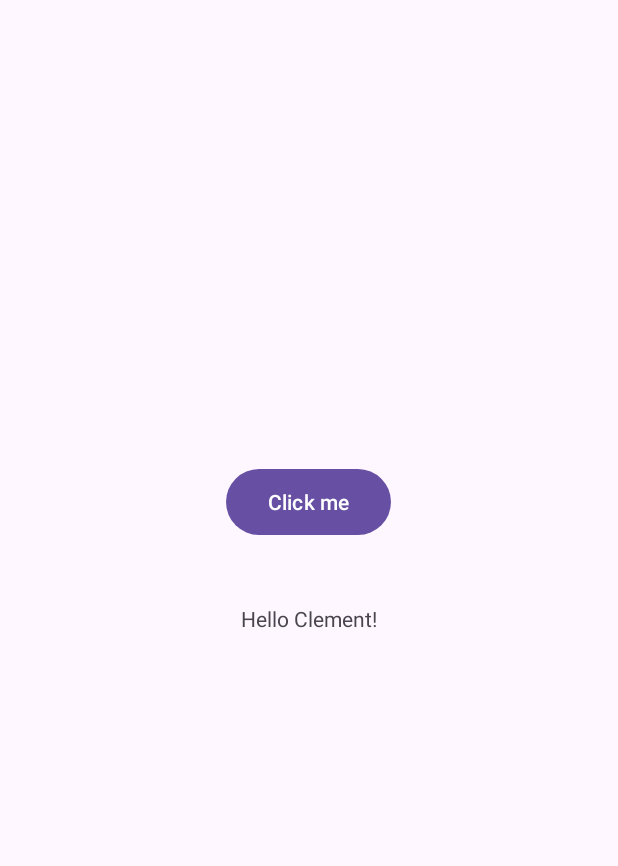
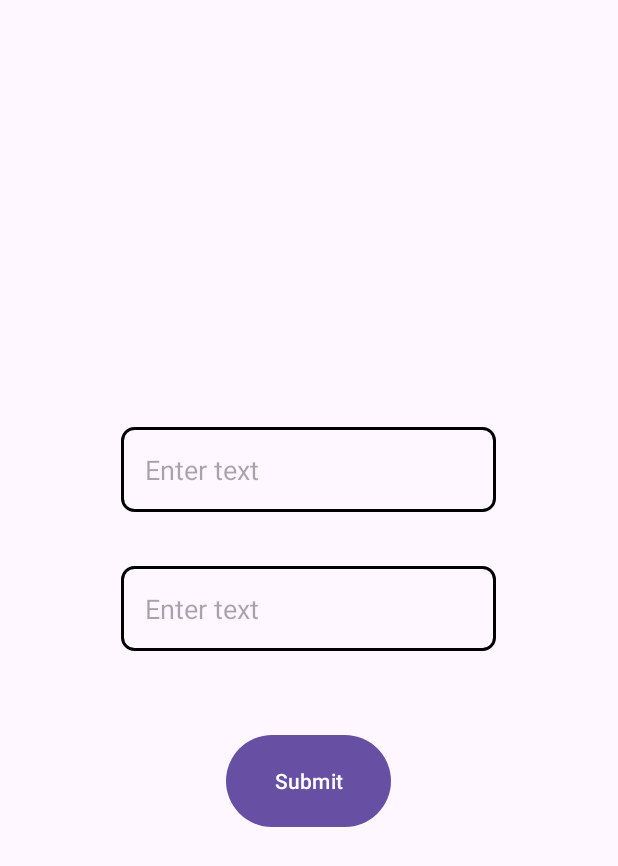
Before and after one commit to gclement42/proto_app, an Android app: the screen it shows after launch (MainActivity), on a phone screen of 412 x 824 dp. Shown: the top 866 px of the screen. Run offline under Robolectric (Android 15) with nearby library versions, the phone set to English and light mode, and no system bars.

Commit message:
add EditText field and button

```diff
--- a/app/src/main/java/com/example/lunabee_proto/MainActivity.kt
+++ b/app/src/main/java/com/example/lunabee_proto/MainActivity.kt
@@ -11,17 +11,5 @@ class MainActivity : AppCompatActivity() {
         super.onCreate(savedInstanceState)
         enableEdgeToEdge()
         setContentView(R.layout.activity_main)
-
-        val myBtn: Button = findViewById(R.id.my_button)
-        val myTextView: TextView = findViewById(R.id.my_textview)
-
-        var name = "Clement"
-        var greeting = getString(R.string.greeting, name)
-        myTextView.text = greeting
-        myBtn.setOnClickListener {
-            name = "Salome"
-            greeting = getString(R.string.greeting, name)
-            myTextView.text = greeting
-        }
     }
 }
--- /dev/null
+++ b/app/src/main/res/drawable/border.xml
@@ -0,0 +1,9 @@
+<?xml version="1.0" encoding="utf-8"?>
+<shape xmlns:android="http://schemas.android.com/apk/res/android"
+    android:shape="rectangle">
+    <solid android:color="@android:color/transparent" />
+    <stroke
+        android:width="2dp"
+        android:color="@color/black" />
+    <corners android:radius="8dp" />
+</shape>
--- a/app/src/main/res/layout/activity_main.xml
+++ b/app/src/main/res/layout/activity_main.xml
@@ -7,26 +7,37 @@
     android:layout_height="match_parent"
     tools:context=".MainActivity">
 
-    <TextView
-        android:id="@+id/my_textview"
-        android:layout_width="wrap_content"
-        android:layout_height="wrap_content"
-        android:text="@string/greeting"
+    <EditText
+        android:id="@+id/edit_text_username"
+        style="@style/EditTextStyle"
         app:layout_constraintBottom_toBottomOf="parent"
         app:layout_constraintEnd_toEndOf="parent"
+        app:layout_constraintHorizontal_bias="0.496"
         app:layout_constraintStart_toStartOf="parent"
-        app:layout_constraintTop_toTopOf="parent" />
+        app:layout_constraintTop_toTopOf="parent"
+        app:layout_constraintVertical_bias="0.371" />
+
+    <EditText
+        android:id="@+id/edit_text_password"
+        style="@style/EditTextStyle"
+        android:layout_marginTop="36dp"
+        app:layout_constraintEnd_toEndOf="parent"
+        app:layout_constraintHorizontal_bias="0.497"
+        app:layout_constraintStart_toStartOf="parent"
+        app:layout_constraintTop_toBottomOf="@id/edit_text_username"
+        android:inputType="textPassword"
+        />
 
     <Button
         android:id="@+id/my_button"
         android:layout_width="110dp"
-        android:layout_height="52dp"
-        android:text="Click me"
+        android:layout_height="69dp"
+        android:text="Submit"
         app:layout_constraintBottom_toBottomOf="parent"
         app:layout_constraintEnd_toEndOf="parent"
-        app:layout_constraintHorizontal_bias="0.498"
+        app:layout_constraintHorizontal_bias="0.499"
         app:layout_constraintStart_toStartOf="parent"
-        app:layout_constraintTop_toTopOf="parent"
-        app:layout_constraintVertical_bias="0.4" />
+        app:layout_constraintTop_toBottomOf="@+id/edit_text_password"
+        app:layout_constraintVertical_bias="0.162" />
 
 </androidx.constraintlayout.widget.ConstraintLayout>
--- /dev/null
+++ b/app/src/main/res/values/styles.xml
@@ -0,0 +1,12 @@
+<?xml version="1.0" encoding="utf-8"?>
+<resources>
+    <style name="EditTextStyle">
+        <item name="android:layout_width">wrap_content</item>
+        <item name="android:layout_height">wrap_content</item>
+        <item name="android:hint">Enter text</item>
+        <item name="android:padding">16dp</item>
+        <item name="android:background">@drawable/border</item>
+        <item name="android:width">250dp</item>
+
+    </style>
+</resources>
```
